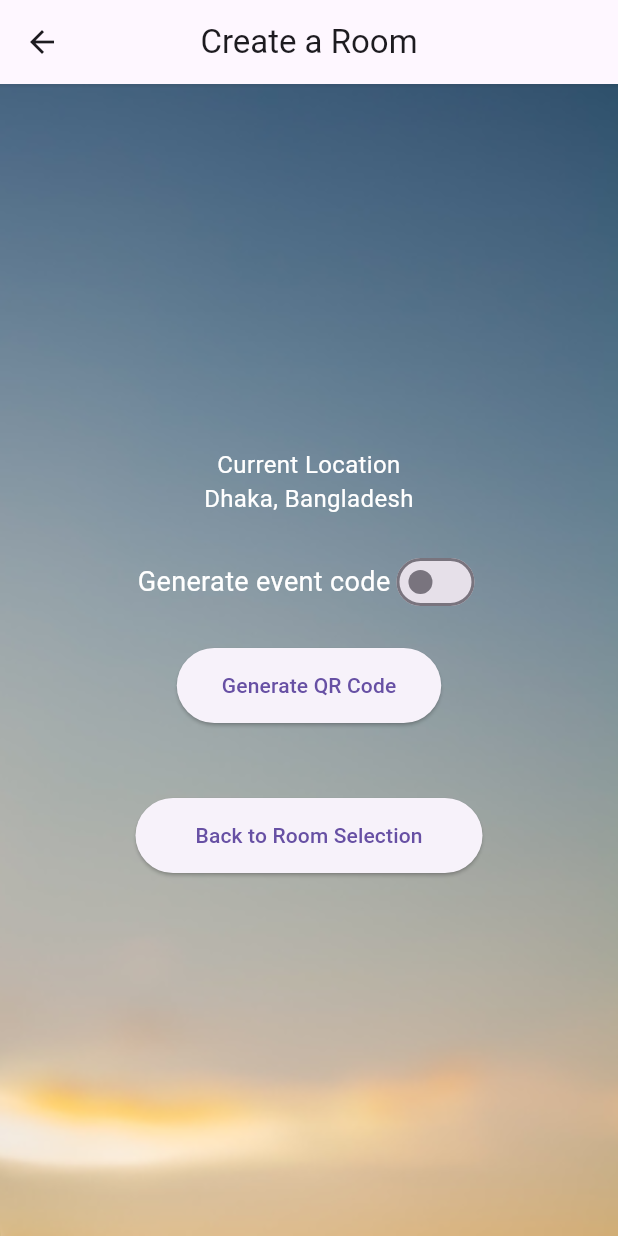
After one commit to MuhammadTahmidurRahman/CSE-299-FACE-RECPGNITION-APP, a Flutter app: the CreateEventPage screen opened directly, on a phone screen of 412 x 824 dp. The commit adds this screen. Run offline on Flutter 3.47's test engine with Material 3 defaults, Android fonts, the phone set to English and light mode, and no system bars; our stand-ins replace firebase_auth, firebase_core, firebase_storage, google_sign_in, image_picker, permission_handler and 1 more; accounts and stored records are empty.

Commit message:
pushed signup and create event

```diff
--- /dev/null
+++ b/lib/create_event.dart
@@ -0,0 +1,195 @@
+import 'package:flutter/material.dart';
+import 'dart:math';
+import 'package:flutter/rendering.dart';
+import 'package:flutter/services.dart'; // For copying to clipboard
+import 'package:path_provider/path_provider.dart'; // For saving the QR code image
+import 'dart:io'; // For File handling
+import 'dart:ui' as ui; // For capturing the QR image
+import 'package:pretty_qr_code/pretty_qr_code.dart'; // Import the pretty_qr_code package
+
+class CreateEventPage extends StatefulWidget {
+  @override
+  _CreateEventPageState createState() => _CreateEventPageState();
+}
+
+class _CreateEventPageState extends State<CreateEventPage> {
+  String _eventCode = '';  // Initially empty
+  bool _isEventCodeGenerated = false;
+  String _qrData = '';
+  GlobalKey _qrKey = GlobalKey();  // Key for QR widget
+
+  // Function to generate a random event code
+  String _generateEventCode() {
+    const chars = 'ABCDEFGHIJKLMNOPQRSTUVWXYZ1234567890';
+    return String.fromCharCodes(Iterable.generate(8, (_) => chars.codeUnitAt(Random().nextInt(chars.length))));
+  }
+
+  // Function to generate a QR code
+  void _generateQrCode() {
+    setState(() {
+      _qrData = _generateEventCode();  // Generate a new unique code for QR
+      _isEventCodeGenerated = true;    // Show the event code
+    });
+  }
+
+  // Function to capture and save the QR code as an image file
+  Future<void> _saveQrCode() async {
+    try {
+      RenderRepaintBoundary boundary = _qrKey.currentContext!.findRenderObject() as RenderRepaintBoundary;
+      ui.Image image = await boundary.toImage(pixelRatio: 3.0);
+      ByteData? byteData = await image.toByteData(format: ui.ImageByteFormat.png);
+      final buffer = byteData!.buffer.asUint8List();
+
+      final tempDir = await getTemporaryDirectory();
+      final file = File('${tempDir.path}/qr_code.png');
+      await file.writeAsBytes(buffer);
+
+      ScaffoldMessenger.of(context).showSnackBar(SnackBar(content: Text('QR Code saved at ${file.path}')));
+    } catch (e) {
+      ScaffoldMessenger.of(context).showSnackBar(SnackBar(content: Text('Failed to save QR Code: $e')));
+    }
+  }
+
+  // Function to share the QR code (this could integrate with a sharing package)
+  void _shareQrCode() {
+    ScaffoldMessenger.of(context).showSnackBar(SnackBar(content: Text('Share QR code logic')));
+  }
+
+  @override
+  Widget build(BuildContext context) {
+    return Scaffold(
+      appBar: AppBar(
+        title: Text('Create a Room'),  // Updated title for Create Event Page
+        centerTitle: true,
+        backgroundColor: Colors.transparent,
+        elevation: 0,
+      ),
+      body: Stack(
+        fit: StackFit.expand,
+        children: [
+          Image.asset(
+            'assets/hpbg1.png',  // Background image
+            fit: BoxFit.cover,
+          ),
+          Padding(
+            padding: const EdgeInsets.symmetric(horizontal: 20.0),
+            child: Column(
+              mainAxisAlignment: MainAxisAlignment.center,
+              children: [
+                // Current location display
+                Align(
+                  alignment: Alignment.topCenter,
+                  child: Text(
+                    'Current Location\nDhaka, Bangladesh',
+                    textAlign: TextAlign.center,
+                    style: TextStyle(fontSize: 16, color: Colors.white),
+                  ),
+                ),
+                SizedBox(height: 20),
+
+                // Event code generation button
+                Row(
+                  mainAxisAlignment: MainAxisAlignment.center,
+                  children: [
+                    Text('Generate event code', style: TextStyle(fontSize: 18, color: Colors.white)),
+                    Switch(
+                      value: _isEventCodeGenerated,
+                      onChanged: (val) {
+                        if (!_isEventCodeGenerated) {
+                          setState(() {
+                            _eventCode = _generateEventCode();  // Generate event code on button click
+                            _isEventCodeGenerated = true;
+                          });
+                        }
+                      },
+                    ),
+                  ],
+                ),
+
+                if (_isEventCodeGenerated) // Only show the event code if it's generated
+                  Container(
+                    padding: EdgeInsets.all(15),
+                    decoration: BoxDecoration(
+                      color: Colors.white,
+                      borderRadius: BorderRadius.circular(8),
+                    ),
+                    child: Row(
+                      mainAxisAlignment: MainAxisAlignment.center,
+                      children: [
+                        Text(_eventCode, style: TextStyle(fontSize: 24)),
+                        IconButton(
+                          icon: Icon(Icons.copy),
+                          onPressed: () {
+                            Clipboard.setData(ClipboardData(text: _eventCode));
+                            ScaffoldMessenger.of(context).showSnackBar(SnackBar(content: Text('Copied to clipboard!')));
+                          },
+                        ),
+                      ],
+                    ),
+                  ),
+                SizedBox(height: 20),
+
+                ElevatedButton(
+                  onPressed: _generateQrCode,  // Generate QR code when pressed
+                  child: Text('Generate QR Code'),
+                  style: ElevatedButton.styleFrom(
+                    padding: EdgeInsets.symmetric(horizontal: 30, vertical: 15),
+                  ),
+                ),
+
+                SizedBox(height: 20),
+
+                // Display the QR code if generated
+                if (_qrData.isNotEmpty)
+                  Column(
+                    children: [
+                      RepaintBoundary(
+                        key: _qrKey,
+                        child: Container(
+                          height: 150,
+                          width: 150,
+                          child: PrettyQr(
+                            // Using PrettyQr to generate the QR code
+                            data: _qrData,
+                            size: 200.0,
+                            roundEdges: true,
+                          ),
+                        ),
+                      ),
+                      SizedBox(height: 10),
+                      Row(
+                        mainAxisAlignment: MainAxisAlignment.center,
+                        children: [
+                          IconButton(
+                            icon: Icon(Icons.download),
+                            onPressed: _saveQrCode,  // Save QR code logic
+                          ),
+                          IconButton(
+                            icon: Icon(Icons.share),
+                            onPressed: _shareQrCode,  // Share QR code logic
+                          ),
+                        ],
+                      ),
+                    ],
+                  ),
+
+                SizedBox(height: 30),
+
+                // Back to Create/Join Room Page
+                ElevatedButton(
+                  onPressed: () {
+                    Navigator.pop(context);  // Navigate back to CreateOrJoinRoomPage
+                  },
+                  child: Text('Back to Room Selection'),
+                  style: ElevatedButton.styleFrom(
+                    padding: EdgeInsets.symmetric(horizontal: 40, vertical: 15),
+                  ),
+                ),
+              ],
+            ),
+          ),
+        ],
+      ),
+    );
+  }
+}
--- a/lib/signup.dart
+++ b/lib/signup.dart
@@ -6,7 +6,7 @@ import 'package:firebase_auth/firebase_auth.dart';
 import 'package:firebase_storage/firebase_storage.dart';
 import 'package:google_sign_in/google_sign_in.dart';
 import 'login.dart';
-import 'home.dart';
+import 'createorjoinroom.dart';
 
 class SignupPage extends StatefulWidget {
   @override
@@ -88,17 +88,12 @@ class _SignupPageState extends State<SignupPage> {
   Future<String?> _uploadImageToFirebase(File? image) async {
     if (image == null) {
       print("No image selected");
-      ScaffoldMessenger.of(context).showSnackBar(
-          SnackBar(content: Text("Please select an image first.")));
+      ScaffoldMessenger.of(context).showSnackBar(SnackBar(content: Text("Please select an image first.")));
       return null;
     }
 
-    String fileName = DateTime
-        .now()
-        .millisecondsSinceEpoch
-        .toString();
-    Reference firebaseStorageRef = FirebaseStorage.instance.ref().child(
-        'uploads/$fileName');
+    String fileName = DateTime.now().millisecondsSinceEpoch.toString();
+    Reference firebaseStorageRef = FirebaseStorage.instance.ref().child('uploads/$fileName');
 
     try {
       setState(() {
@@ -107,20 +102,17 @@ class _SignupPageState extends State<SignupPage> {
       UploadTask uploadTask = firebaseStorageRef.putFile(image);
 
       uploadTask.snapshotEvents.listen((TaskSnapshot snapshot) {
-        print('Upload progress: ${(snapshot.bytesTransferred /
-            snapshot.totalBytes) * 100} %');
+        print('Upload progress: ${(snapshot.bytesTransferred / snapshot.totalBytes) * 100} %');
       });
 
       TaskSnapshot taskSnapshot = await uploadTask;
       String downloadUrl = await taskSnapshot.ref.getDownloadURL();
       print("Image uploaded. URL: $downloadUrl");
-      ScaffoldMessenger.of(context).showSnackBar(
-          SnackBar(content: Text("Image uploaded successfully!")));
+      ScaffoldMessenger.of(context).showSnackBar(SnackBar(content: Text("Image uploaded successfully!")));
       return downloadUrl;
     } catch (e) {
       print("Upload failed: $e");
-      ScaffoldMessenger.of(context).showSnackBar(
-          SnackBar(content: Text("Failed to upload image: ${e.toString()}")));
+      ScaffoldMessenger.of(context).showSnackBar(SnackBar(content: Text("Failed to upload image: ${e.toString()}")));
       return null;
     } finally {
       setState(() {
@@ -131,9 +123,7 @@ class _SignupPageState extends State<SignupPage> {
 
   // Register user with Firebase (Email/Password)
   Future<void> _registerUser() async {
-    if (_passwordController.text
-        .trim()
-        .length < 6) {
+    if (_passwordController.text.trim().length < 6) {
       ScaffoldMessenger.of(context).showSnackBar(
         SnackBar(content: Text("Password must be at least 6 characters long")),
       );
@@ -141,8 +131,7 @@ class _SignupPageState extends State<SignupPage> {
     }
 
     try {
-      UserCredential userCredential = await FirebaseAuth.instance
-          .createUserWithEmailAndPassword(
+      UserCredential userCredential = await FirebaseAuth.instance.createUserWithEmailAndPassword(
         email: _emailController.text.trim(),
         password: _passwordController.text.trim(),
       );
@@ -153,12 +142,11 @@ class _SignupPageState extends State<SignupPage> {
 
       Navigator.push(
         context,
-        MaterialPageRoute(builder: (context) => HomePage()),
+        MaterialPageRoute(builder: (context) => CreateOrJoinRoomPage()),
       );
     } catch (e) {
       print("Registration failed: $e");
-      ScaffoldMessenger.of(context).showSnackBar(
-          SnackBar(content: Text("Failed to register: ${e.toString()}")));
+      ScaffoldMessenger.of(context).showSnackBar(SnackBar(content: Text("Failed to register: ${e.toString()}")));
     }
   }
 
@@ -166,8 +154,7 @@ class _SignupPageState extends State<SignupPage> {
   Future<void> _signInWithGoogle() async {
     if (_image == null) {
       ScaffoldMessenger.of(context).showSnackBar(
-        SnackBar(content: Text(
-            "Please upload an image before signing up with Google")),
+        SnackBar(content: Text("Please upload an image before signing up with Google")),
       );
       return;
     }
@@ -176,16 +163,14 @@ class _SignupPageState extends State<SignupPage> {
       final GoogleSignInAccount? googleUser = await GoogleSignIn().signIn();
 
       if (googleUser != null) {
-        final GoogleSignInAuthentication googleAuth = await googleUser
-            .authentication;
+        final GoogleSignInAuthentication googleAuth = await googleUser.authentication;
 
         final AuthCredential credential = GoogleAuthProvider.credential(
           accessToken: googleAuth.accessToken,
           idToken: googleAuth.idToken,
         );
 
-        UserCredential userCredential = await FirebaseAuth.instance
-            .signInWithCredential(credential);
+        UserCredential userCredential = await FirebaseAuth.instance.signInWithCredential(credential);
 
         // Upload the image after Google Sign-In
         String? imageUrl = await _uploadImageToFirebase(_image!);
@@ -197,7 +182,7 @@ class _SignupPageState extends State<SignupPage> {
 
         Navigator.push(
           context,
-          MaterialPageRoute(builder: (context) => HomePage()),
+          MaterialPageRoute(builder: (context) => CreateOrJoinRoomPage()),
         );
       } else {
         ScaffoldMessenger.of(context).showSnackBar(
@@ -206,8 +191,7 @@ class _SignupPageState extends State<SignupPage> {
       }
     } catch (e) {
       print("Google Sign-In failed: $e");
-      ScaffoldMessenger.of(context).showSnackBar(SnackBar(
-          content: Text("Failed to sign in with Google: ${e.toString()}")));
+      ScaffoldMessenger.of(context).showSnackBar(SnackBar(content: Text("Failed to sign in with Google: ${e.toString()}")));
     }
   }
 
@@ -348,24 +332,28 @@ class _SignupPageState extends State<SignupPage> {
                       onPressed: _registerUser,
                       child: _isUploading
                           ? CircularProgressIndicator(color: Colors.white)
-                          : Text('Sign Up'),
+                          : Text('Sign Up', style: TextStyle(color: Colors.white)), // Set text color to white
                       style: ElevatedButton.styleFrom(
                         minimumSize: Size(double.infinity, 50),
                         shape: RoundedRectangleBorder(
                           borderRadius: BorderRadius.circular(10),
                         ),
+                        backgroundColor: Colors.black, // Set button background color to black
                       ),
                     ),
+
                     SizedBox(height: 20),
+
                     ElevatedButton.icon(
-                      icon: Icon(Icons.login),
-                      label: Text("Sign Up with Google"),
+                      icon: Icon(Icons.login, color: Colors.white), // Set icon color to white
+                      label: Text("Sign Up with Google", style: TextStyle(color: Colors.white)), // Set text color to white
                       onPressed: _signInWithGoogle,
                       style: ElevatedButton.styleFrom(
                         minimumSize: Size(double.infinity, 50),
                         shape: RoundedRectangleBorder(
                           borderRadius: BorderRadius.circular(10),
                         ),
+                        backgroundColor: Colors.black, // Set button background color to black
                       ),
                     ),
                     SizedBox(height: 20),
```
